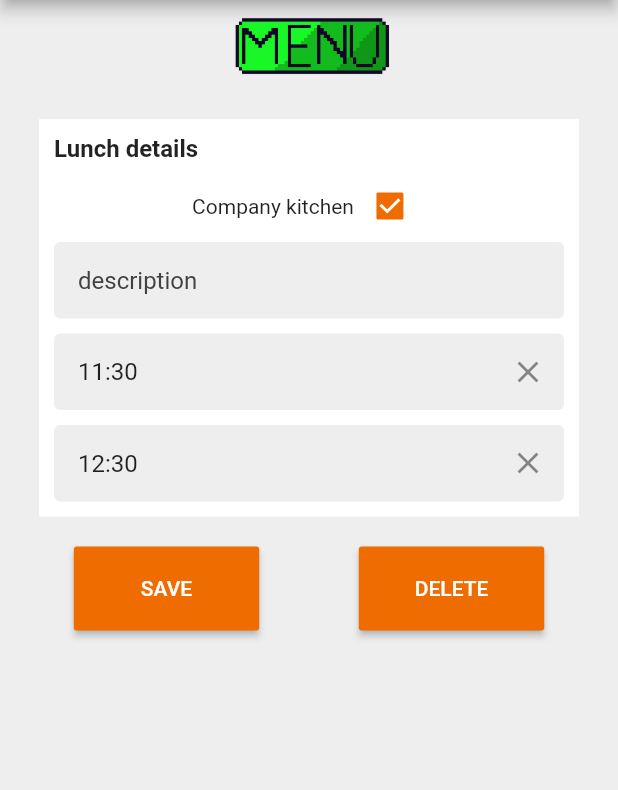
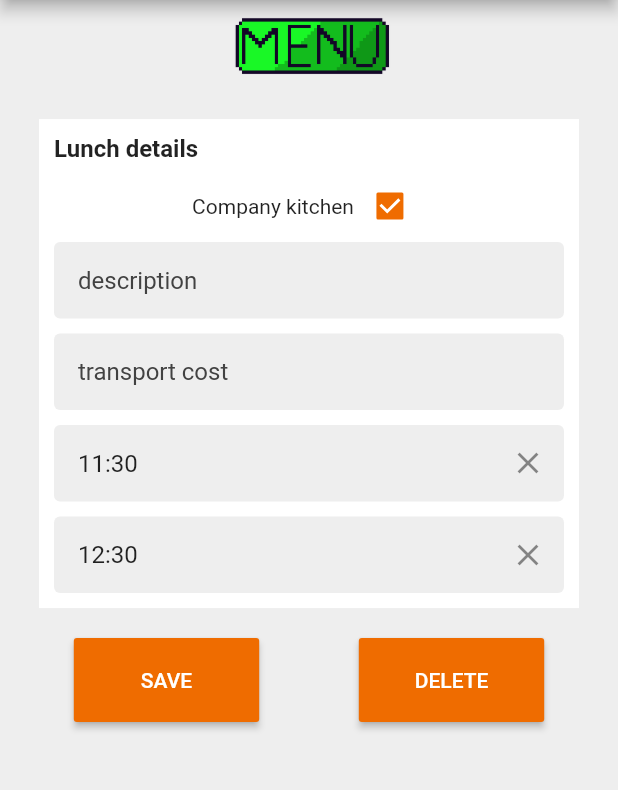
Before and after one commit to kadamowi/lunch_team, a Flutter app: the LunchScreen screen opened directly, scrolled down 56 dp, on a phone screen of 412 x 824 dp, the part 84-874 px from its top. Run offline on Flutter 3.47's test engine with Material 2 defaults, Android fonts, the light colour scheme and no system bars; drawn by our look-alikes of datetime_picker_formfield; our stand-ins replace badges, cached_network_image, package_info, shared_preferences; accounts and stored records are empty; network calls fail.

Commit message:
Dodanie zapisywania transportCost

```diff
--- a/lib/model/Lunch.dart
+++ b/lib/model/Lunch.dart
@@ -44,7 +44,7 @@ class Lunch {
       lunchOrderTime: DateTime.parse(parsedJson['lunchOrderTime']),
       lunchLunchTime: DateTime.parse(parsedJson['lunchLunchTime']),
       mealCount: parsedJson['mealCount'],
-      lunchCost: double.parse(parsedJson['lunchCost']),
+      lunchCost: (parsedJson['lunchCost'].toString().length > 0)?double.parse(parsedJson['lunchCost']):0,
       status: parsedJson['status'],
       //totalMealCost: parsedJson['totalMealCost'],
     );
--- a/lib/screens/LunchScreen.dart
+++ b/lib/screens/LunchScreen.dart
@@ -140,6 +140,22 @@ class _LunchScreenState extends State<LunchScreen> {
                             initialValue: lunch.lunchDescription,
                             onSaved: (value) => lunch.lunchDescription = value,
                             keyboardType: TextInputType.multiline,
+                          ),
+                          SizedBox(height: 10.0),
+                          TextFormField(
+                            decoration: InputDecoration(
+                              contentPadding: const EdgeInsets.all(16.0),
+                              hintText: 'transport cost',
+                              hintStyle: TextStyle(color: Colors.grey[800]),
+                              border: OutlineInputBorder(
+                                  borderSide: BorderSide.none),
+                              filled: true,
+                              fillColor: Colors.grey[200],
+                            ),
+                            initialValue: (lunch.transportCost > 0)?lunch.transportCost.toString():'',
+                            onSaved: (value) => lunch.transportCost = double.tryParse(value),
+                            keyboardType:
+                            TextInputType.numberWithOptions(decimal: true),
                           ),
                           SizedBox(height: 10.0),
                           DateTimeField(
```
